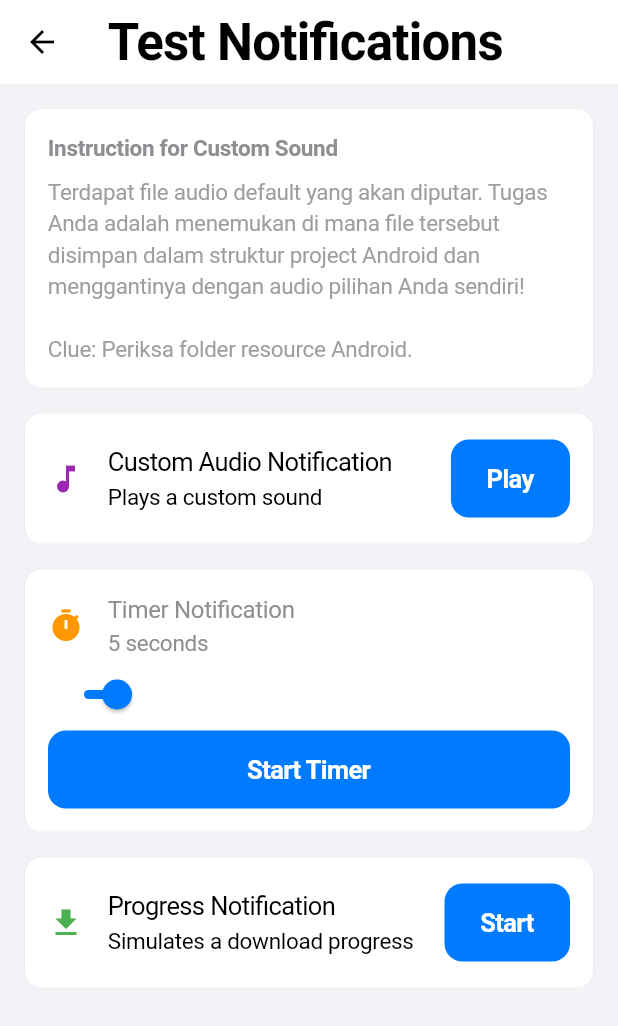
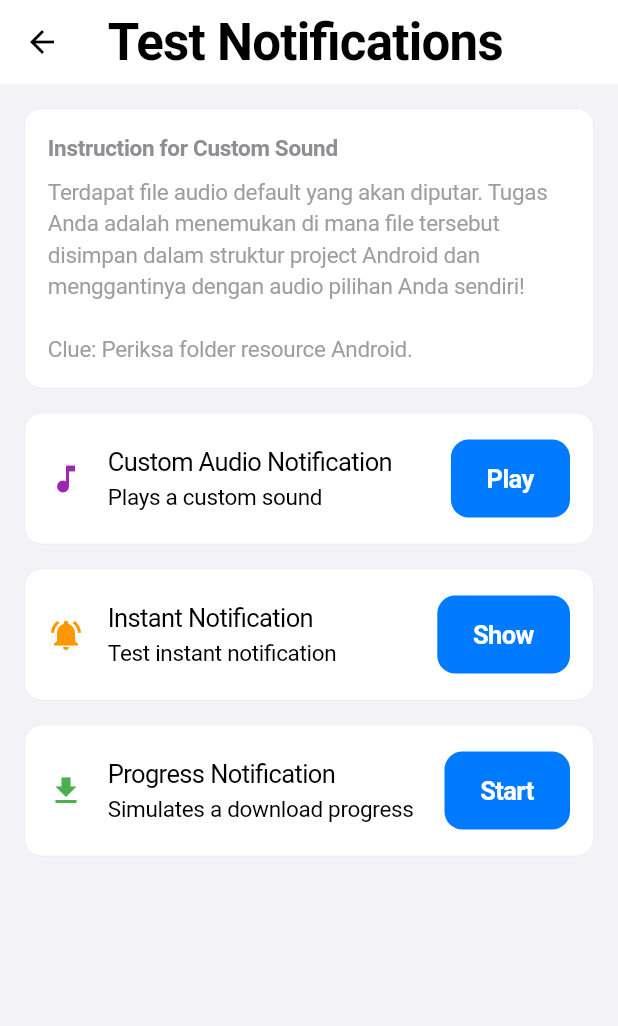
Before and after one commit to FaizalTrianto03/Prak.Mobile-25-26, a Flutter app: the NotificationTestView screen opened by its route, on a phone screen of 412 x 824 dp. Shown: the top 1026 px of the screen. Run offline on Flutter 3.47's test engine with Material 3 defaults, Android fonts, the phone set to English and light mode, and no system bars; our stand-ins replace firebase_core, firebase_messaging, flutter_dotenv, flutter_local_notifications, flutter_timezone, get and 6 more; accounts and stored records are empty.

Commit message:
refactor(notification_handler): remove scheduled notifications and streamline instant notification handling
- Replaced scheduled notification logic with instant notifications for task updates and completions.
- Updated notification display logic to use unique IDs based on the current timestamp.
- Removed unnecessary UI components related to timer notifications and reminders from the TodoFormView and NotificationTestView.
- Enhanced user feedback with immediate notifications for task actions.

```diff
--- a/lib/app/modules/notifications_test/controllers/notification_test_controller.dart
+++ b/lib/app/modules/notifications_test/controllers/notification_test_controller.dart
@@ -3,15 +3,17 @@ import '../../../data/services/notification_handler.dart';
 
 class NotificationTestController extends GetxController {
   final NotificationHandler _notificationHandler = Get.find();
-  final RxDouble timerValue = 5.0.obs;
 
   void playCustomSoundNotification() {
     _notificationHandler.showCustomSoundNotification();
   }
 
-  void startTimerNotification() {
-    _notificationHandler.showScheduledTimerNotification(timerValue.value.toInt());
-    Get.snackbar('Timer Started', 'Notification will appear in ${timerValue.value.toInt()} seconds');
+  void showInstantNotification() {
+    _notificationHandler.showNotification(
+      title: 'Test Notification',
+      body: 'This is an instant notification test!',
+    );
+    Get.snackbar('Success', 'Notification triggered immediately');
   }
 
   void showDownloadProgressNotification() {
--- a/lib/app/modules/notifications_test/views/notification_test_view.dart
+++ b/lib/app/modules/notifications_test/views/notification_test_view.dart
@@ -46,51 +46,13 @@ class NotificationTestView extends GetView<NotificationTestController> {
             ),
             const SizedBox(height: 16),
             Card(
-              child: Padding(
-                padding: const EdgeInsets.all(16.0),
-                child: Column(
-                  crossAxisAlignment: CrossAxisAlignment.start,
-                  children: [
-                    Row(
-                      children: [
-                        const Icon(Icons.timer, color: Colors.orange),
-                        const SizedBox(width: 16),
-                        Column(
-                          crossAxisAlignment: CrossAxisAlignment.start,
-                          children: [
-                            const Text(
-                              'Timer Notification',
-                              style: TextStyle(fontSize: 16),
-                            ),
-                            Obx(
-                              () => Text(
-                                '${controller.timerValue.value.toInt()} seconds',
-                              ),
-                            ),
-                          ],
-                        ),
-                      ],
-                    ),
-                    Obx(
-                      () => Slider(
-                        value: controller.timerValue.value,
-                        min: 1,
-                        max: 60,
-                        divisions: 59,
-                        label: controller.timerValue.value.round().toString(),
-                        onChanged: (double value) {
-                          controller.timerValue.value = value;
-                        },
-                      ),
-                    ),
-                    SizedBox(
-                      width: double.infinity,
-                      child: ElevatedButton(
-                        onPressed: controller.startTimerNotification,
-                        child: const Text('Start Timer'),
-                      ),
-                    ),
-                  ],
+              child: ListTile(
+                leading: const Icon(Icons.notifications_active, color: Colors.orange),
+                title: const Text('Instant Notification'),
+                subtitle: const Text('Test instant notification'),
+                trailing: ElevatedButton(
+                  onPressed: controller.showInstantNotification,
+                  child: const Text('Show'),
                 ),
               ),
             ),
```
Also changed, not shown: lib/app/data/services/notification_handler.dart (+1 -75 lines), lib/app/modules/todo/controllers/todo_controller.dart (+13 -6 lines), lib/app/modules/todo/views/todo_form_view.dart (+15 -86 lines).
